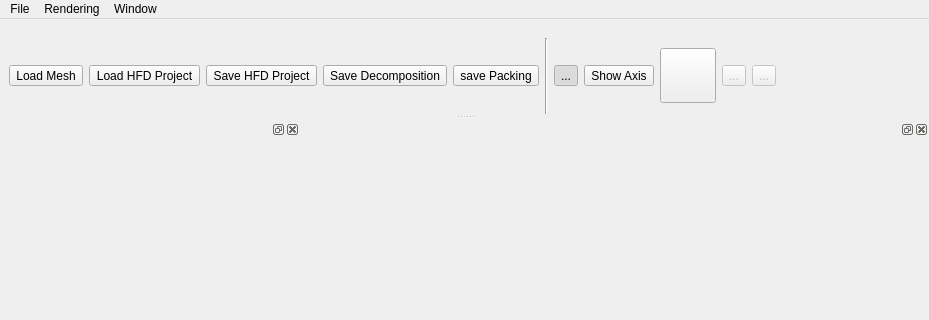
Before: the Qt Designer form gui/hfmainwindow.ui in cg3hci/SplitAndMill, drawn with Qt 5; both pictures show x 0 to 929 and y 0 to 320 of the 929 by 600 pixel window.
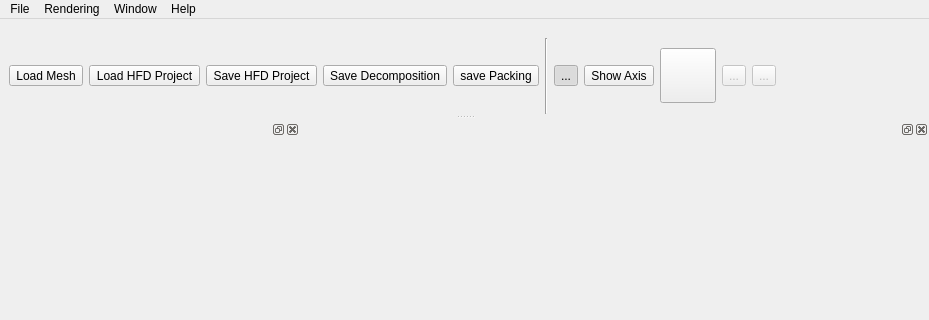
After: the same form once the commit is applied. Icons and pictures are not drawn. Custom widgets are drawn as their Qt base class.

The edit to the form file:
```diff
--- a/gui/hfmainwindow.ui
+++ b/gui/hfmainwindow.ui
@@ -91,9 +91,20 @@
     <addaction name="separator"/>
     <addaction name="actionSave_Snapshot"/>
    </widget>
+   <widget class="QMenu" name="menuHelp">
+    <property name="title">
+     <string>Help</string>
+    </property>
+    <addaction name="actionAbout_Split_and_Mill"/>
+    <addaction name="actionHome_Page"/>
+    <addaction name="separator"/>
+    <addaction name="actionSource_Code"/>
+    <addaction name="actionReport_a_Bug"/>
+   </widget>
    <addaction name="menuFile_2"/>
    <addaction name="menuFile"/>
    <addaction name="menuWindow"/>
+   <addaction name="menuHelp"/>
   </widget>
   <widget class="QDockWidget" name="dockToolBox">
    <property name="sizePolicy">
```
Left out of the diff: 20 changed lines with no effect on the pictures.
